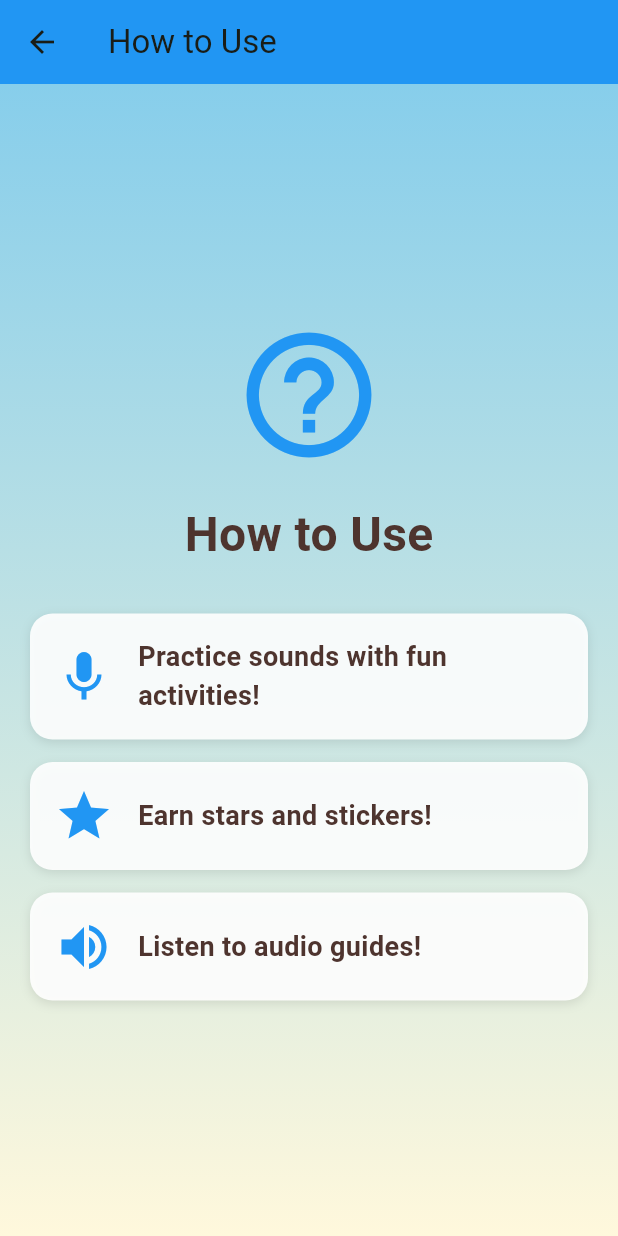
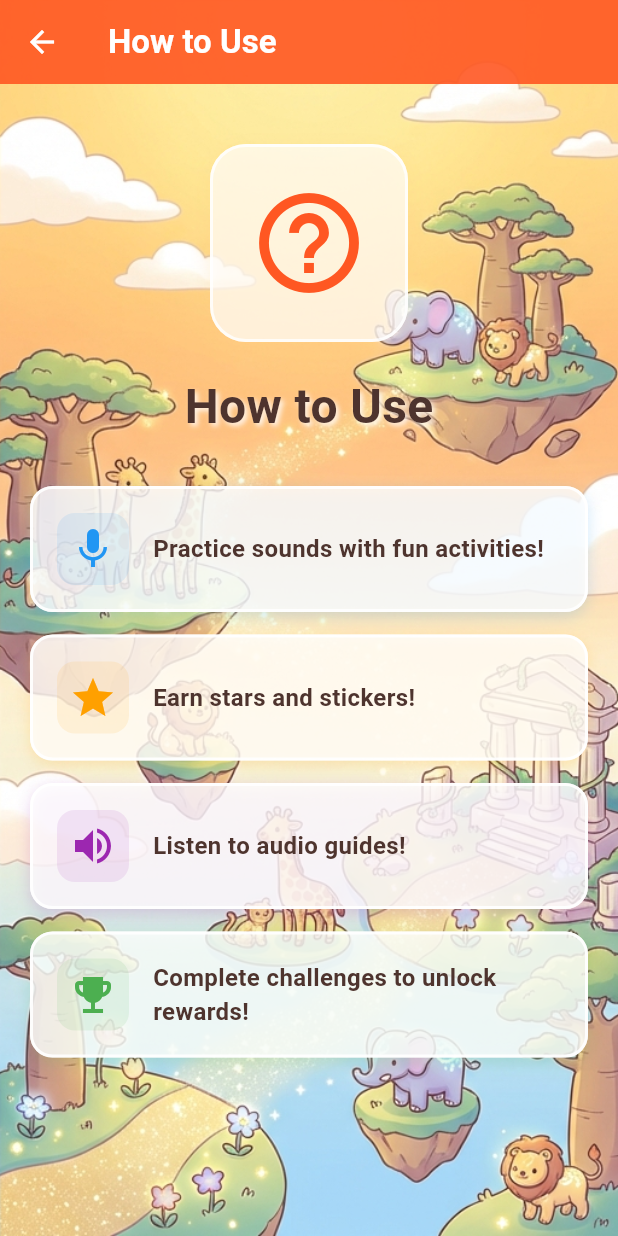
Before and after one commit to StevenBartolome/hci_project, a Flutter app: the HowToUseScreen screen opened directly, on a phone screen of 412 x 824 dp. Run offline on Flutter 3.47's test engine with Material 3 defaults, Android fonts, the phone set to English and light mode, and no system bars; our stand-ins replace audioplayers, flutter_svg, flutter_tts, permission_handler; missing offline and left inert: record.

Commit message:
fix FAQ design

```diff
--- a/lib/screens/how_to_use_screen.dart
+++ b/lib/screens/how_to_use_screen.dart
@@ -6,27 +6,55 @@ class HowToUseScreen extends StatelessWidget {
   @override
   Widget build(BuildContext context) {
     return Scaffold(
+      extendBodyBehindAppBar: true,
       appBar: AppBar(
-        title: const Text('How to Use'),
-        backgroundColor: Color(0xFF2196F3),
+        title: const Text(
+          'How to Use',
+          style: TextStyle(color: Colors.white, fontWeight: FontWeight.bold),
+        ),
+        backgroundColor: Colors.deepOrange.withOpacity(0.9),
+        elevation: 0,
+        iconTheme: const IconThemeData(color: Colors.white),
       ),
       body: Container(
         width: double.infinity,
         height: double.infinity,
-        decoration: BoxDecoration(
-          gradient: LinearGradient(
-            begin: Alignment.topCenter,
-            end: Alignment.bottomCenter,
-            colors: [Color(0xFF87CEEB), Color(0xFFFFF8DC)],
+        decoration: const BoxDecoration(
+          image: DecorationImage(
+            image: AssetImage('assets/images/safari_background.png'),
+            fit: BoxFit.cover,
           ),
         ),
-        child: Center(
-          child: Padding(
+        child: SafeArea(
+          child: SingleChildScrollView(
             padding: const EdgeInsets.all(20.0),
             child: Column(
-              mainAxisAlignment: MainAxisAlignment.center,
               children: [
-                Icon(Icons.help_outline, size: 100, color: Color(0xFF2196F3)),
+                const SizedBox(height: 20),
+                // Header Icon with glassmorphism
+                Container(
+                  padding: const EdgeInsets.all(24),
+                  decoration: BoxDecoration(
+                    color: Colors.white.withOpacity(0.7),
+                    borderRadius: BorderRadius.circular(24),
+                    border: Border.all(
+                      color: Colors.white.withOpacity(0.8),
+                      width: 2,
+                    ),
+                    boxShadow: [
+                      BoxShadow(
+                        color: Colors.orange.shade200.withOpacity(0.3),
+                        blurRadius: 12,
+                        offset: const Offset(0, 4),
+                      ),
+                    ],
+                  ),
+                  child: Icon(
+                    Icons.help_outline,
+                    size: 80,
+                    color: Colors.deepOrange,
+                  ),
+                ),
                 const SizedBox(height: 20),
                 Text(
                   'How to Use',
@@ -34,22 +62,38 @@ class HowToUseScreen extends StatelessWidget {
                     fontSize: 32,
                     fontWeight: FontWeight.bold,
                     color: Colors.brown[800],
+                    shadows: [
+                      Shadow(
+                        color: Colors.white.withOpacity(0.8),
+                        offset: const Offset(2, 2),
+                        blurRadius: 4,
+                      ),
+                    ],
                   ),
                 ),
                 const SizedBox(height: 30),
                 _buildInstructionCard(
                   icon: Icons.mic,
                   text: 'Practice sounds with fun activities!',
+                  color: Colors.blue,
                 ),
                 const SizedBox(height: 15),
                 _buildInstructionCard(
                   icon: Icons.star,
                   text: 'Earn stars and stickers!',
+                  color: Colors.amber.shade700,
                 ),
                 const SizedBox(height: 15),
                 _buildInstructionCard(
                   icon: Icons.volume_up,
                   text: 'Listen to audio guides!',
+                  color: Colors.purple,
+                ),
+                const SizedBox(height: 15),
+                _buildInstructionCard(
+                  icon: Icons.emoji_events,
+                  text: 'Complete challenges to unlock rewards!',
+                  color: Colors.green,
                 ),
               ],
             ),
@@ -59,29 +103,41 @@ class HowToUseScreen extends StatelessWidget {
     );
   }
 
-  Widget _buildInstructionCard({required IconData icon, required String text}) {
+  Widget _buildInstructionCard({
+    required IconData icon,
+    required String text,
+    required Color color,
+  }) {
     return Container(
       padding: const EdgeInsets.all(16),
       decoration: BoxDecoration(
-        color: Colors.white.withValues(alpha: 0.9),
+        color: Colors.white.withOpacity(0.8),
         borderRadius: BorderRadius.circular(15),
+        border: Border.all(color: Colors.white.withOpacity(0.9), width: 2),
         boxShadow: [
           BoxShadow(
-            color: Colors.black.withValues(alpha: 0.1),
-            blurRadius: 5,
-            offset: const Offset(0, 2),
+            color: color.withOpacity(0.2),
+            blurRadius: 8,
+            offset: const Offset(0, 3),
           ),
         ],
       ),
       child: Row(
         children: [
-          Icon(icon, size: 40, color: Color(0xFF2196F3)),
+          Container(
+            padding: const EdgeInsets.all(8),
+            decoration: BoxDecoration(
+              color: color.withOpacity(0.1),
+              borderRadius: BorderRadius.circular(12),
+            ),
+            child: Icon(icon, size: 32, color: color),
+          ),
           const SizedBox(width: 16),
           Expanded(
             child: Text(
               text,
               style: TextStyle(
-                fontSize: 18,
+                fontSize: 16,
                 fontWeight: FontWeight.w600,
                 color: Colors.brown[800],
               ),
```
Also changed, not shown: lib/screens/parent_dashboard_screen.dart (+97 -41 lines).
